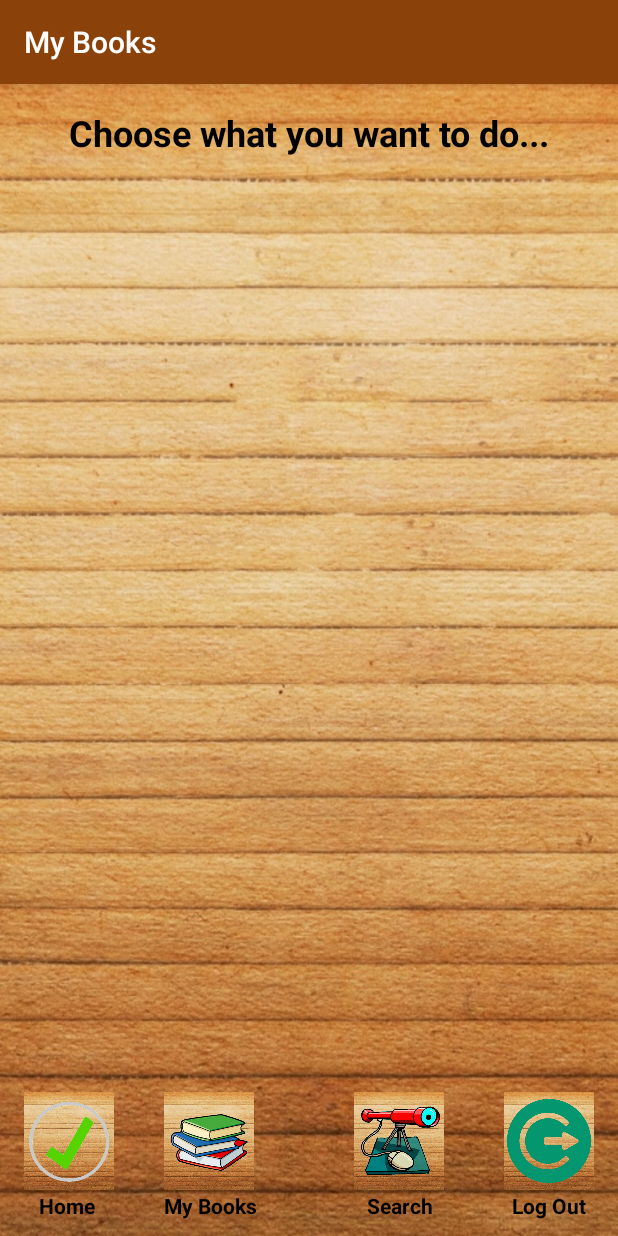
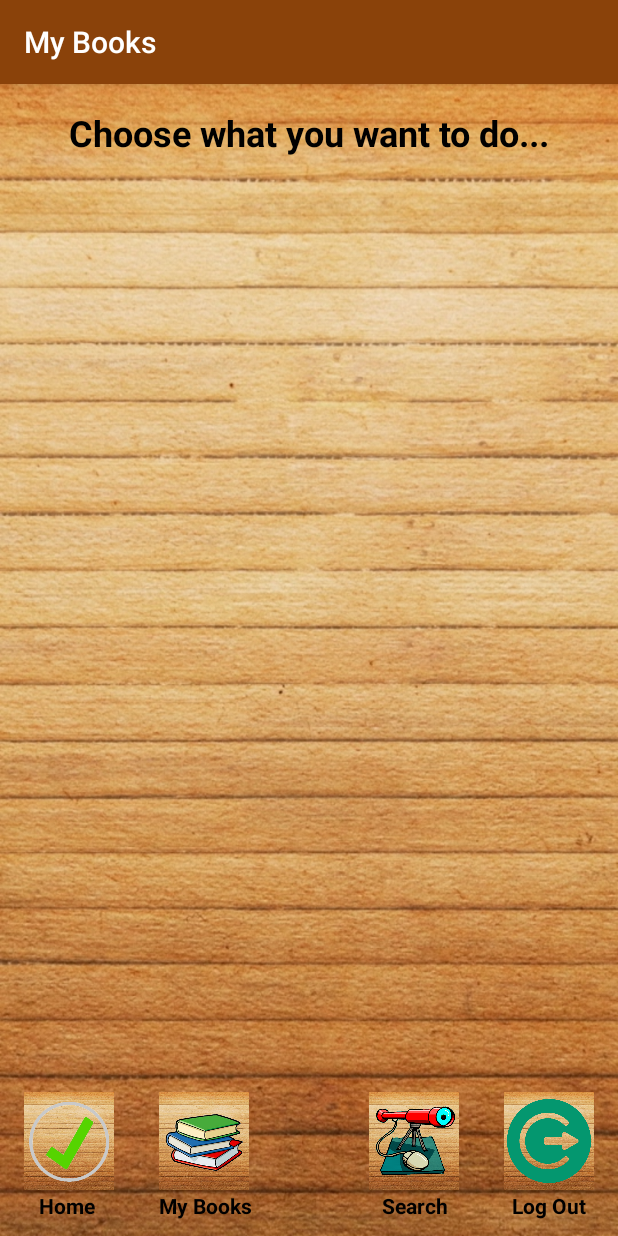
Before and after one commit to CarlijnQuik/My-Books-App, an Android app: the screen it shows after launch once a user with an empty profile is signed in (HomeActivity), on a phone screen of 412 x 824 dp. Run offline under Robolectric (Android 15) with nearby library versions, the phone set to English and light mode, and no system bars; our stand-ins replace Firebase (no records; nobody signed in at launch, a user with empty details on screens opened directly).

Commit message:
TODO;  Styling, efficiency

```diff
--- a/app/src/main/res/layout/menu_layout.xml
+++ b/app/src/main/res/layout/menu_layout.xml
@@ -65,8 +65,8 @@
             android:id="@+id/tvSearch"
             android:textStyle="bold"
             android:textColor="@android:color/black"
-            android:layout_marginRight="75dp"
-            android:layout_marginEnd="100dp"
+            android:layout_marginRight="70dp"
+            android:layout_marginEnd="90dp"
             android:layout_alignParentBottom="true"
             android:layout_alignParentRight="true"
             android:layout_alignParentEnd="true" />
@@ -92,8 +92,8 @@
             android:scaleType="fitCenter"
             app:srcCompat="@drawable/books"
             android:id="@+id/ibMyBooks"
-            android:layout_marginLeft="33dp"
-            android:layout_marginStart="33dp"
+            android:layout_marginLeft="30dp"
+            android:layout_marginStart="30dp"
             android:layout_alignParentTop="true"
             android:layout_toRightOf="@+id/ibHome"
             android:layout_toEndOf="@+id/ibHome" />
```
